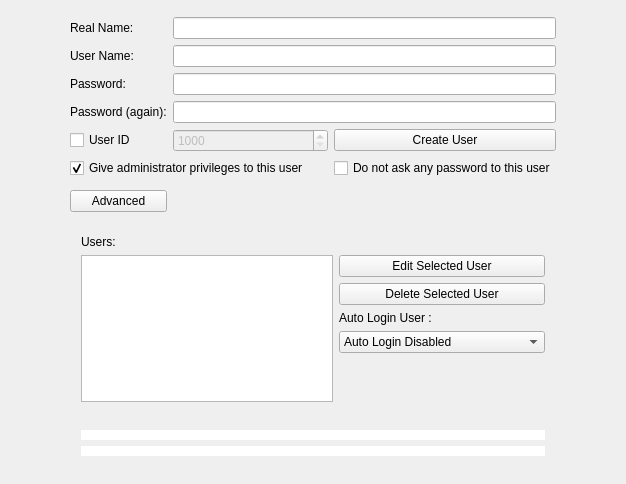
First picture: the form in yali4/gui/Ui/setupuserswidget.ui, repository dadas45li/yali, before the edit.
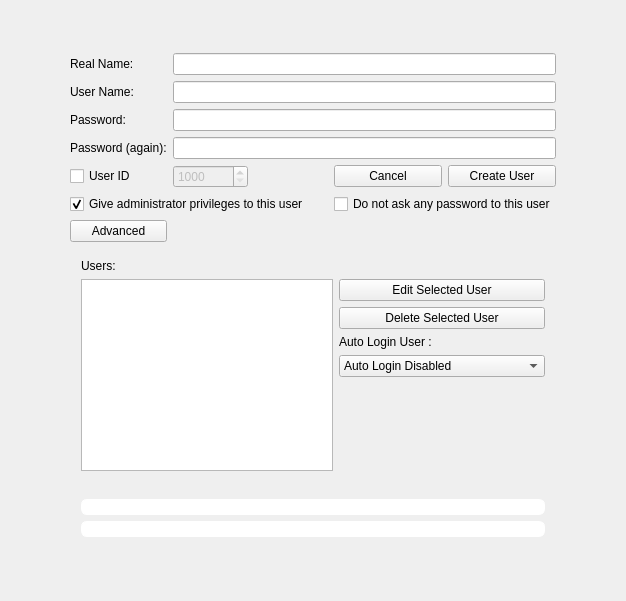
Second picture: the form after the edit.

Diff of the .ui file:
```diff
--- a/yali4/gui/Ui/setupuserswidget.ui
+++ b/yali4/gui/Ui/setupuserswidget.ui
@@ -7,14 +7,14 @@
     <x>0</x>
     <y>0</y>
     <width>626</width>
-    <height>484</height>
+    <height>601</height>
    </rect>
   </property>
   <property name="windowTitle">
    <string>Form1</string>
   </property>
   <layout class="QGridLayout" name="gridLayout_3">
-   <item row="0" column="0" rowspan="13">
+   <item row="0" column="0" rowspan="11">
     <spacer>
      <property name="orientation">
       <enum>Qt::Horizontal</enum>
@@ -46,7 +46,7 @@
      </property>
     </spacer>
    </item>
-   <item row="0" column="5" rowspan="13">
+   <item row="0" column="6" rowspan="11">
     <spacer>
      <property name="orientation">
       <enum>Qt::Horizontal</enum>
@@ -72,7 +72,7 @@
      </property>
     </widget>
    </item>
-   <item row="1" column="2" colspan="3">
+   <item row="1" column="2" colspan="4">
     <widget class="QLineEdit" name="realname"/>
    </item>
    <item row="2" column="1">
@@ -85,7 +85,7 @@
      </property>
     </widget>
    </item>
-   <item row="2" column="2" colspan="3">
+   <item row="2" column="2" colspan="4">
     <widget class="QLineEdit" name="username"/>
    </item>
    <item row="3" column="1">
@@ -98,13 +98,30 @@
      </property>
     </widget>
    </item>
-   <item row="3" column="2" colspan="3">
+   <item row="3" column="2" colspan="4">
     <widget class="QLineEdit" name="pass1">
      <property name="echoMode">
       <enum>QLineEdit::Password</enum>
      </property>
     </widget>
    </item>
+   <item row="4" column="1">
+    <widget class="QLabel" name="textLabel1">
+     <property name="text">
+      <string>Password (again):</string>
+     </property>
+     <property name="wordWrap">
+      <bool>false</bool>
+     </property>
+    </widget>
+   </item>
+   <item row="4" column="2" colspan="4">
+    <widget class="QLineEdit" name="pass2">
+     <property name="echoMode">
+      <enum>QLineEdit::Password</enum>
+     </property>
+    </widget>
+   </item>
    <item row="5" column="1">
     <widget class="QCheckBox" name="userIDCheck">
      <property name="text">
@@ -112,7 +129,7 @@
      </property>
     </widget>
    </item>
-   <item row="5" column="2" colspan="2">
+   <item row="5" column="2">
     <widget class="QSpinBox" name="userID">
      <property name="enabled">
       <bool>false</bool>
@@ -125,13 +142,6 @@
      </property>
     </widget>
    </item>
-   <item row="5" column="4">
-    <widget class="QPushButton" name="createButton">
-     <property name="text">
-      <string>Create User</string>
-     </property>
-    </widget>
-   </item>
    <item row="6" column="1" colspan="3">
     <widget class="QCheckBox" name="admin">
      <property name="text">
@@ -142,7 +152,27 @@
      </property>
     </widget>
    </item>
-   <item row="10" column="1" colspan="4">
+   <item row="6" column="4" colspan="2">
+    <widget class="QCheckBox" name="noPass">
+     <property name="statusTip">
+      <string>Not recommended</string>
+     </property>
+     <property name="text">
+      <string>Do not ask any password to this user</string>
+     </property>
+    </widget>
+   </item>
+   <item row="7" column="1">
+    <widget class="QPushButton" name="addMoreUsers">
+     <property name="text">
+      <string>Advanced</string>
+     </property>
+     <property name="checkable">
+      <bool>true</bool>
+     </property>
+    </widget>
+   </item>
+   <item row="8" column="1" colspan="5">
     <widget class="QWidget" name="advancedList" native="true">
      <layout class="QGridLayout" name="gridLayout_2">
       <item row="1" column="0">
@@ -221,50 +251,7 @@
      </layout>
     </widget>
    </item>
-   <item row="12" column="3">
-    <spacer>
-     <property name="orientation">
-      <enum>Qt::Vertical</enum>
-     </property>
-     <property name="sizeType">
-      <enum>QSizePolicy::Expanding</enum>
-     </property>
-     <property name="sizeHint" stdset="0">
-      <size>
-       <width>20</width>
-       <height>16</height>
-      </size>
-     </property>
-    </spacer>
-   </item>
-   <item row="4" column="1">
-    <widget class="QLabel" name="textLabel1">
-     <property name="text">
-      <string>Password (again):</string>
-     </property>
-     <property name="wordWrap">
-      <bool>false</bool>
-     </property>
-    </widget>
-   </item>
-   <item row="4" column="2" colspan="3">
-    <widget class="QLineEdit" name="pass2">
-     <property name="echoMode">
-      <enum>QLineEdit::Password</enum>
-     </property>
-    </widget>
-   </item>
-   <item row="6" column="4">
-    <widget class="QCheckBox" name="noPass">
-     <property name="statusTip">
-      <string>Not recommended</string>
-     </property>
-     <property name="text">
-      <string>Do not ask any password to this user</string>
-     </property>
-    </widget>
-   </item>
-   <item row="11" column="1" colspan="4">
+   <item row="9" column="1" colspan="5">
     <widget class="QWidget" name="widget" native="true">
      <property name="minimumSize">
       <size>
@@ -339,13 +326,33 @@
      </layout>
     </widget>
    </item>
-   <item row="8" column="1">
-    <widget class="QPushButton" name="addMoreUsers">
+   <item row="10" column="3">
+    <spacer>
+     <property name="orientation">
+      <enum>Qt::Vertical</enum>
+     </property>
+     <property name="sizeType">
+      <enum>QSizePolicy::Expanding</enum>
+     </property>
+     <property name="sizeHint" stdset="0">
+      <size>
+       <width>20</width>
+       <height>16</height>
+      </size>
+     </property>
+    </spacer>
+   </item>
+   <item row="5" column="5">
+    <widget class="QPushButton" name="createButton">
      <property name="text">
-      <string>Advanced</string>
+      <string>Create User</string>
      </property>
-     <property name="checkable">
-      <bool>true</bool>
+    </widget>
+   </item>
+   <item row="5" column="4">
+    <widget class="QPushButton" name="cancelButton">
+     <property name="text">
+      <string>Cancel</string>
      </property>
     </widget>
    </item>
```
Left out of the diff: 53 changed lines with no effect on the pictures.
